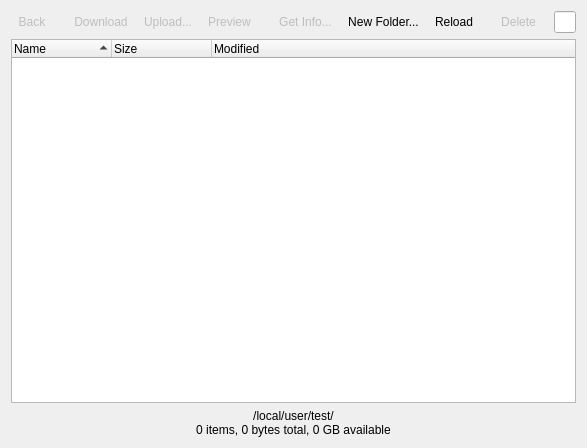
pcjpnet/qwired-suite, file qw_client/QwcFileBrowserWidget.ui: the form before one commit.
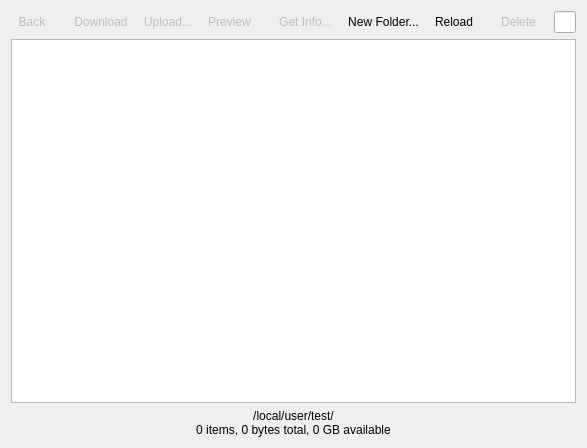
The form after the commit. Icons and pictures are not drawn.

Commit message:
* Started re-write of file browser, ported to QStandardItemModel to fix sorting.
Fixes issue 98.

Patch:
```diff
--- a/qw_client/QwcFileBrowserWidget.ui
+++ b/qw_client/QwcFileBrowserWidget.ui
@@ -353,7 +353,7 @@
         </layout>
        </item>
        <item>
-        <widget class="QTreeWidget" name="fList">
+        <widget class="QTreeView" name="fList">
          <property name="editTriggers">
           <set>QAbstractItemView::NoEditTriggers</set>
          </property>
@@ -378,24 +378,6 @@
          <property name="sortingEnabled">
           <bool>true</bool>
          </property>
-         <property name="columnCount">
-          <number>3</number>
-         </property>
-         <column>
-          <property name="text">
-           <string>Name</string>
-          </property>
-         </column>
-         <column>
-          <property name="text">
-           <string>Size</string>
-          </property>
-         </column>
-         <column>
-          <property name="text">
-           <string>Modified</string>
-          </property>
-         </column>
         </widget>
        </item>
        <item>
```
The commit also changes 4 other files.
